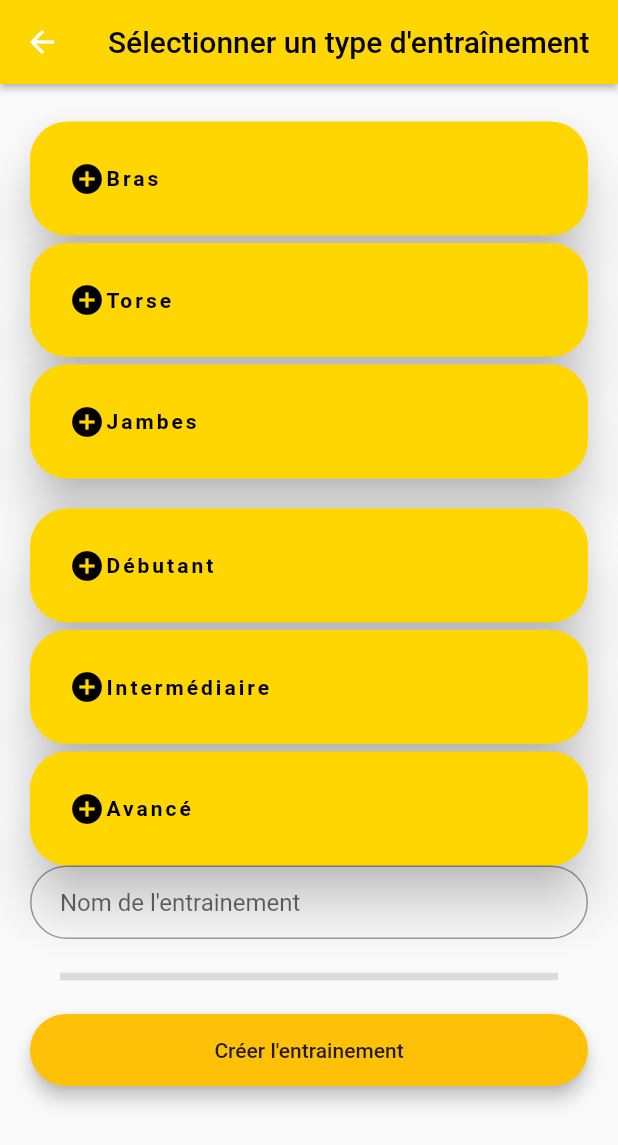
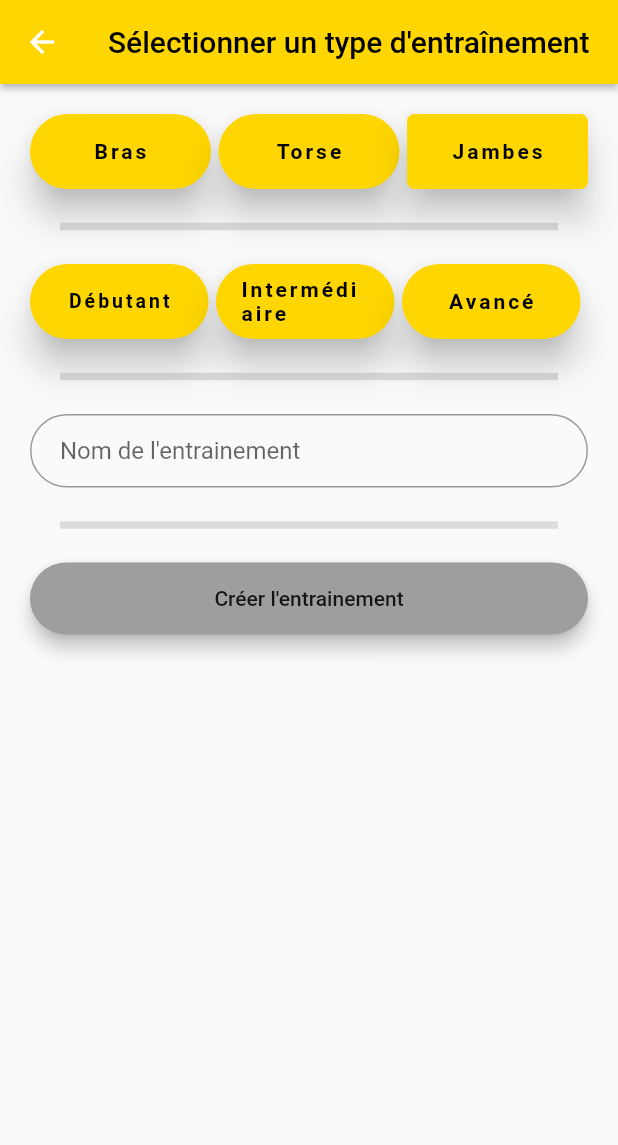
Before and after one commit to Katiana-jpg/bdebody, a Flutter app: the MenuSelectionMuscles screen opened by its route, on a phone screen of 412 x 824 dp. Shown: the top 1145 px of the screen. Run offline on Flutter 3.47's test engine with Material 2 defaults, Android fonts, the phone set to English and light mode, and no system bars; our stand-ins replace flutter_datetime_picker, flutter_spinkit, syncfusion_flutter_calendar; missing offline and left inert: dart:ffi.

Commit message:
new Commit

```diff
--- a/lib/main.dart
+++ b/lib/main.dart
@@ -14,6 +14,7 @@ import 'package:flutter/material.dart';
 import 'CreationCompte/PremierePage/premiereUtilisationSignUp.dart';
 import 'ecranSeanceEntrainement.dart';
 
+import 'menu/calendrier2.dart';
 import 'menu/menusEntrainements/menuChoisirTypeEntrainement.dart';
 import 'menu/accueil.dart';
 import 'menu/calendrier.dart';
@@ -105,7 +106,7 @@ Map data={};
         break;
 
       case 1:
-        menuOuvert = Calendrier();
+        menuOuvert = Calendrier2();
 
         break;
 
--- a/lib/menu/menusEntrainements/menuSelectionMuscles.dart
+++ b/lib/menu/menusEntrainements/menuSelectionMuscles.dart
@@ -44,6 +44,15 @@ class _MenuSelectionMusclesState extends State<MenuSelectionMuscles> {
     //setState(() => (_currentIndex == _colorCount - 1) ? _currentIndex = 1 : _currentIndex += 1);
   }
 
+  MaterialColor couleurCreer() {
+    if (nomEntrainement == "" || nomEntrainement == null) {
+      return Colors.grey;
+    } else {
+      return Colors.amber;
+    }
+  }
+
+
   @override
   Widget build(BuildContext context) {
     return Scaffold(
@@ -58,16 +67,19 @@ class _MenuSelectionMusclesState extends State<MenuSelectionMuscles> {
           backgroundColor: Colors.yellowAccent[700],
           elevation: 2.0,
         ),
-        body: SafeArea(
-          child: Container(
-              margin: EdgeInsets.fromLTRB(20, 25, 20, 100),
-              child: Column(
+        body: Container(
+          margin: EdgeInsets.all(20),
+          child: ListView(
+            children: <Widget>[
+              Row(
                 children: <Widget>[
                   Expanded(
+                    child: Container(
+                        height: 50,
                         child: RaisedButton(
                           color: _colors[_currentIndexes[0]],
                           splashColor: Colors.red,
-                    elevation: 15,
+                          elevation: 10,
                           onPressed: () {
                             if (listeMuscles.contains("Bras")) {
                               listeMuscles.remove("Bras");
@@ -77,12 +89,9 @@ class _MenuSelectionMusclesState extends State<MenuSelectionMuscles> {
                             listeMuscles.forEach((string) => print(string));
                             _onChanged(0);
                           },
-                    child: Row(children: <Widget>[
-                      SizedBox(width: 10),
-                      Icon(
-                        Icons.add_circle,
-                        color: Colors.black,
-                      ),
+                          child:
+                              //SizedBox(width: 10),
+
                               Text(
                             'Bras',
                             style: TextStyle(
@@ -92,17 +101,19 @@ class _MenuSelectionMusclesState extends State<MenuSelectionMuscles> {
                               fontWeight: FontWeight.bold,
                             ),
                           ),
-                    ]),
                           shape: RoundedRectangleBorder(
                             borderRadius: new BorderRadius.circular(25),
                           ),
                         )),
-                  SizedBox(height: 5),
+                  ),
+                  SizedBox(width: 5),
                   Expanded(
+                      child: Container(
+                    height: 50,
                     child: RaisedButton(
                       color: _colors[_currentIndexes[1]],
                       splashColor: Colors.red,
-                    elevation: 15,
+                      elevation: 10,
                       onPressed: () {
                         if (listeMuscles.contains("Torse")) {
                           listeMuscles.remove("Torse");
@@ -112,13 +123,7 @@ class _MenuSelectionMusclesState extends State<MenuSelectionMuscles> {
                         listeMuscles.forEach((string) => print(string));
                         _onChanged(1);
                       },
-                    child: Row(children: <Widget>[
-                      SizedBox(width: 10),
-                      Icon(
-                        Icons.add_circle,
-                        color: Colors.black,
-                      ),
-                      Text(
+                      child: Text(
                         'Torse',
                         style: TextStyle(
                           color: Colors.black,
@@ -127,17 +132,19 @@ class _MenuSelectionMusclesState extends State<MenuSelectionMuscles> {
                           fontWeight: FontWeight.bold,
                         ),
                       ),
-                    ]),
                       shape: RoundedRectangleBorder(
                         borderRadius: new BorderRadius.circular(25),
                       ),
+                    ),
                   )),
-                  SizedBox(height: 5),
+                  SizedBox(width: 5),
                   Expanded(
+                    child: Container(
+                        height: 50,
                         child: RaisedButton(
                           color: _colors[_currentIndexes[2]],
                           splashColor: Colors.red,
-                    elevation: 15,
+                          elevation: 10,
                           onPressed: () {
                             if (listeMuscles.contains("Jambes")) {
                               listeMuscles.remove("Jambes");
@@ -148,13 +155,7 @@ class _MenuSelectionMusclesState extends State<MenuSelectionMuscles> {
                             listeMuscles.forEach((string) => print(string));
                             //print(listeMuscles.elementAt(0)+listeMuscles.elementAt(1)+listeMuscles.elementAt(2));
                           },
-                    child: Row(children: <Widget>[
-                      SizedBox(width: 10),
-                      Icon(
-                        Icons.add_circle,
-                        color: Colors.black,
-                      ),
-                      Text(
+                          child: Text(
                             'Jambes',
                             style: TextStyle(
                               color: Colors.black,
@@ -163,56 +164,57 @@ class _MenuSelectionMusclesState extends State<MenuSelectionMuscles> {
                               fontWeight: FontWeight.bold,
                             ),
                           ),
-                    ]),
+                          shape: RoundedRectangleBorder(
+                            borderRadius: new BorderRadius.circular(5),
+                          ),
+                        )),
+                  ),
+                ],
+              ),
+              Divider(
+                thickness: 5,
+                height: 50,
+                indent: 20,
+                endIndent: 20,
+              ),
+              Row(
+                children: <Widget>[
+                  Expanded(
+                    child: Container(
+                        height: 50,
+                        child: RaisedButton(
+                          color: _colors[_currentIndexes[0]],
+                          splashColor: Colors.red,
+                          elevation: 10,
+                          onPressed: () {
+                            intensiteEntrainement = "Debutant";
+                          },
+                          child: Text(
+                            'Débutant',
+                            style: TextStyle(
+                              color: Colors.black,
+                              letterSpacing: 2.0,
+                              fontSize: 13,
+                              fontWeight: FontWeight.bold,
+                            ),
+                          ),
                           shape: RoundedRectangleBorder(
                             borderRadius: new BorderRadius.circular(25),
                           ),
                         )),
-                  SizedBox(height: 20),
+                  ),
+                  SizedBox(width: 5),
                   Expanded(
-                      child: RaisedButton(
-                    color: _colors[_currentIndexes[0]],
-                    splashColor: Colors.red,
-                    elevation: 15,
-                    onPressed: () {
-                      intensiteEntrainement = "Debutant";
-                    },
-                    child: Row(children: <Widget>[
-                      SizedBox(width: 10),
-                      Icon(
-                        Icons.add_circle,
-                        color: Colors.black,
-                      ),
-                      Text(
-                        'Débutant',
-                        style: TextStyle(
-                          color: Colors.black,
-                          letterSpacing: 2.0,
-                          fontSize: 14,
-                          fontWeight: FontWeight.bold,
-                        ),
-                      ),
-                    ]),
-                    shape: RoundedRectangleBorder(
-                      borderRadius: new BorderRadius.circular(25),
-                    ),
-                  )),
-                  SizedBox(height: 5),
-                  Expanded(
+                    child: Container(
+                        height: 50,
                         child: RaisedButton(
                           color: _colors[_currentIndexes[1]],
                           splashColor: Colors.red,
-                    elevation: 15,
+                          elevation: 10,
                           onPressed: () {
                             intensiteEntrainement = "Intermediaire";
                           },
-                    child: Row(children: <Widget>[
-                      SizedBox(width: 10),
-                      Icon(
-                        Icons.add_circle,
-                        color: Colors.black,
-                      ),
-                      Text(
+                          child: Text(
                             'Intermédiaire',
                             style: TextStyle(
                               color: Colors.black,
@@ -221,27 +223,23 @@ class _MenuSelectionMusclesState extends State<MenuSelectionMuscles> {
                               fontWeight: FontWeight.bold,
                             ),
                           ),
-                    ]),
                           shape: RoundedRectangleBorder(
                             borderRadius: new BorderRadius.circular(25),
                           ),
                         )),
-                  SizedBox(height: 5),
+                  ),
+                  SizedBox(width: 5),
                   Expanded(
+                    child: Container(
+                        height: 50,
                         child: RaisedButton(
                           color: _colors[_currentIndexes[2]],
                           splashColor: Colors.red,
-                    elevation: 15,
+                          elevation: 10,
                           onPressed: () {
                             intensiteEntrainement = "Avance";
                           },
-                    child: Row(children: <Widget>[
-                      SizedBox(width: 10),
-                      Icon(
-                        Icons.add_circle,
-                        color: Colors.black,
-                      ),
-                      Text(
+                          child: Text(
                             'Avancé',
                             style: TextStyle(
                               color: Colors.black,
@@ -250,19 +248,27 @@ class _MenuSelectionMusclesState extends State<MenuSelectionMuscles> {
                               fontWeight: FontWeight.bold,
                             ),
                           ),
-                    ]),
                           shape: RoundedRectangleBorder(
                             borderRadius: new BorderRadius.circular(25),
                           ),
                         )),
+                  ),
+                  SizedBox(width: 5),
+                ],
+              ),
+              Divider(
+                thickness: 5,
+                height: 50,
+                indent: 20,
+                endIndent: 20,
+              ),
               TextField(
                 obscureText: false,
                 onChanged: (str) {
                   nomEntrainement = str;
                 },
                 decoration: InputDecoration(
-                        contentPadding:
-                            EdgeInsets.fromLTRB(20.0, 15.0, 20.0, 15.0),
+                    contentPadding: EdgeInsets.fromLTRB(20.0, 15.0, 20.0, 15.0),
                     hintText: "Nom de l'entrainement",
                     border: OutlineInputBorder(
                         borderRadius: BorderRadius.circular(32.0))),
@@ -276,26 +282,26 @@ class _MenuSelectionMusclesState extends State<MenuSelectionMuscles> {
               Material(
                 elevation: 5.0,
                 borderRadius: BorderRadius.circular(30.0),
-                    color: Colors.amber,
+                color: couleurCreer(),
                 child: MaterialButton(
                     minWidth: MediaQuery.of(context).size.width,
                     padding: EdgeInsets.fromLTRB(20.0, 15.0, 20.0, 15.0),
-                        splashColor: Colors.green,
+                    splashColor: Colors.orange,
                     onPressed: () {
                       //vérifie si aucun entrainement existant porte déja ce nom
                       //si non, crée l'entrainement
                       bool nomUnique = true;
-                          utilisateur.listeEntrainements
-                              .forEach((entrainement) => {
-                                    if (entrainement.nomEntrainement ==
-                                        nomEntrainement)
+                      utilisateur.listeEntrainements.forEach((entrainement) => {
+                            if (entrainement.nomEntrainement == nomEntrainement)
                               {nomUnique = false}
                           });
                       if (nomUnique) {
-                            creerEntrainement(
-                                listeMuscles, intensiteEntrainement, nomEntrainement);
-                          }else{
-                            Scaffold.of(context).showSnackBar(SnackBar(content: Text("Nom déjà pris pour entrainement"),));
+                        creerEntrainement(listeMuscles, intensiteEntrainement,
+                            nomEntrainement);
+                      } else {
+                        Scaffold.of(context).showSnackBar(SnackBar(
+                          content: Text("Nom déjà pris pour entrainement"),
+                        ));
                       }
                     },
                     child: Text(
@@ -304,13 +310,13 @@ class _MenuSelectionMusclesState extends State<MenuSelectionMuscles> {
                     )),
               )
             ],
-              )),
+          ),
         ));
   }
 }
 
-void creerEntrainement(
-    List<String> listeMuscles, String intensiteEntrainement, String nomEntrainement) async {
+void creerEntrainement(List<String> listeMuscles, String intensiteEntrainement,
+    String nomEntrainement) async {
   String url = "http://192.168.2.14:8080/get-liste-exercices";
   Response response = await get(url);
 
```
Also changed, not shown: lib/menu/calendrier2.dart (added, +276 -0 lines), lib/menu/menusEntrainements/menuEntrainementsActuels.dart (+16 -10 lines). Lines whose indentation alone changed are shown as unchanged.
